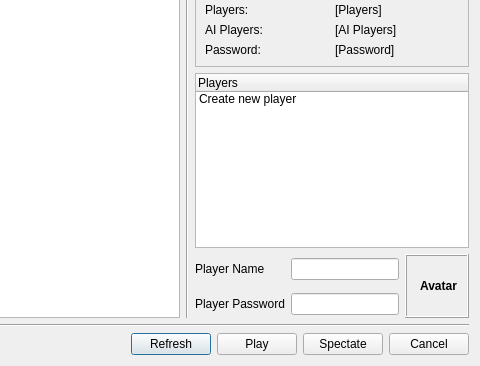
This is branches/macjariel/client/joingamedialog.ui in kubos741/kbang as Qt 5 draws it before an edit; both pictures show x 306 to 786 and y 103 to 469 of the 786 by 469 pixel window. The edited form follows.
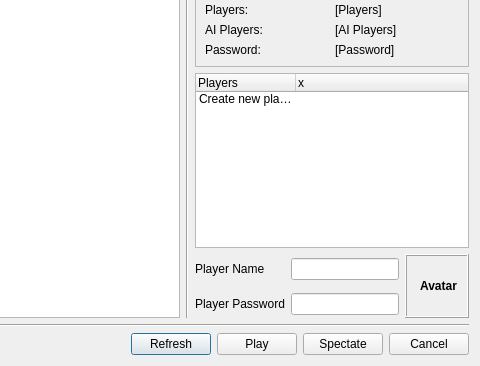
This is the edited form. Custom widgets are drawn as their Qt base class.

```diff
--- a/branches/macjariel/client/joingamedialog.ui
+++ b/branches/macjariel/client/joingamedialog.ui
@@ -244,10 +244,18 @@
            <string>Players</string>
           </property>
          </column>
+         <column>
+          <property name="text" >
+           <string>x</string>
+          </property>
+         </column>
          <item>
           <property name="text" >
            <string>Create new player</string>
           </property>
+          <property name="text" >
+           <string/>
+          </property>
          </item>
         </widget>
        </item>
```
